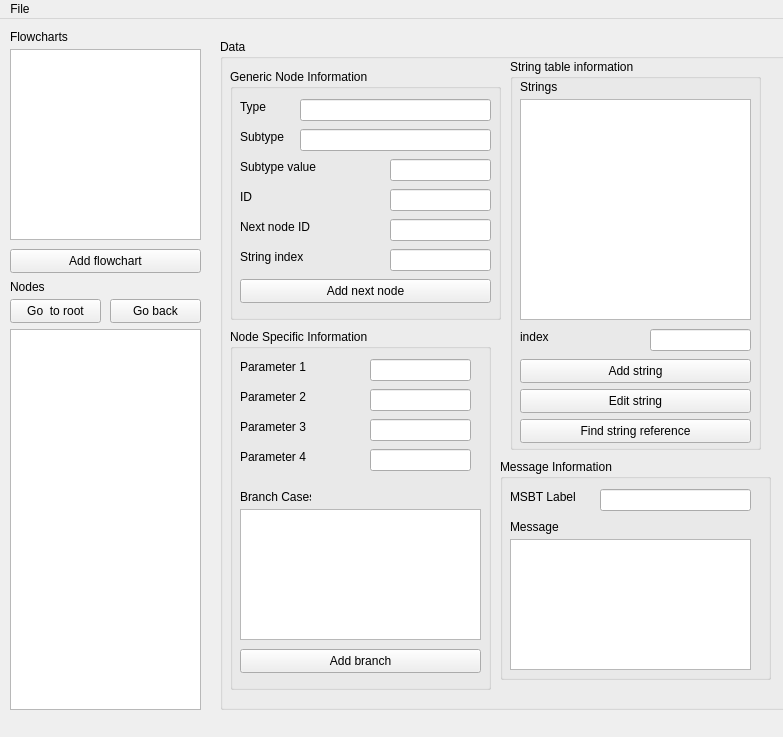
Before: the Qt Designer form Ui/Main.ui in AbdyyEee/FLW3-Editor, drawn with Qt 5.
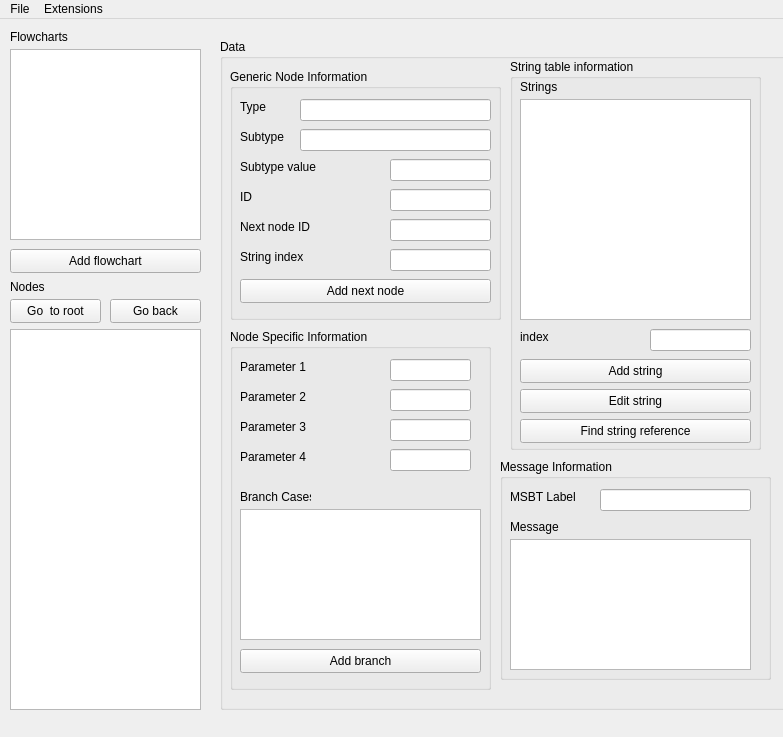
After: the same form once the commit is applied.

Commit message: Add extension support

```diff
--- a/Ui/Main.ui
+++ b/Ui/Main.ui
@@ -444,7 +444,7 @@
        <rect>
         <x>10</x>
         <y>30</y>
-        <width>71</width>
+        <width>151</width>
         <height>16</height>
        </rect>
       </property>
@@ -481,9 +481,9 @@
      <widget class="QLineEdit" name="param_3_edit">
       <property name="geometry">
        <rect>
-        <x>140</x>
+        <x>160</x>
         <y>90</y>
-        <width>101</width>
+        <width>81</width>
         <height>22</height>
        </rect>
       </property>
@@ -491,9 +491,9 @@
      <widget class="QLineEdit" name="param_4_edit">
       <property name="geometry">
        <rect>
-        <x>140</x>
+        <x>160</x>
         <y>120</y>
-        <width>101</width>
+        <width>81</width>
         <height>22</height>
        </rect>
       </property>
@@ -514,9 +514,9 @@
      <widget class="QLineEdit" name="param_2_edit">
       <property name="geometry">
        <rect>
-        <x>140</x>
+        <x>160</x>
         <y>60</y>
-        <width>101</width>
+        <width>81</width>
         <height>22</height>
        </rect>
       </property>
@@ -524,9 +524,9 @@
      <widget class="QLineEdit" name="param_1_edit">
       <property name="geometry">
        <rect>
-        <x>140</x>
+        <x>160</x>
         <y>30</y>
-        <width>101</width>
+        <width>81</width>
         <height>22</height>
        </rect>
       </property>
@@ -639,7 +639,20 @@
     <addaction name="actionOpen"/>
     <addaction name="actionSave"/>
    </widget>
+   <widget class="QMenu" name="extensions_menu">
+    <property name="title">
+     <string>Extensions</string>
+    </property>
+    <widget class="QMenu" name="menu_load">
+     <property name="title">
+      <string>Load</string>
+     </property>
+    </widget>
+    <addaction name="menu_load"/>
+    <addaction name="actionDisable"/>
+   </widget>
    <addaction name="file_menu"/>
+   <addaction name="extensions_menu"/>
   </widget>
   <action name="actionNew_2">
    <property name="text">
```
Left out of the diff: 15 changed lines with no effect on the pictures. The commit also changes 4 other files.
